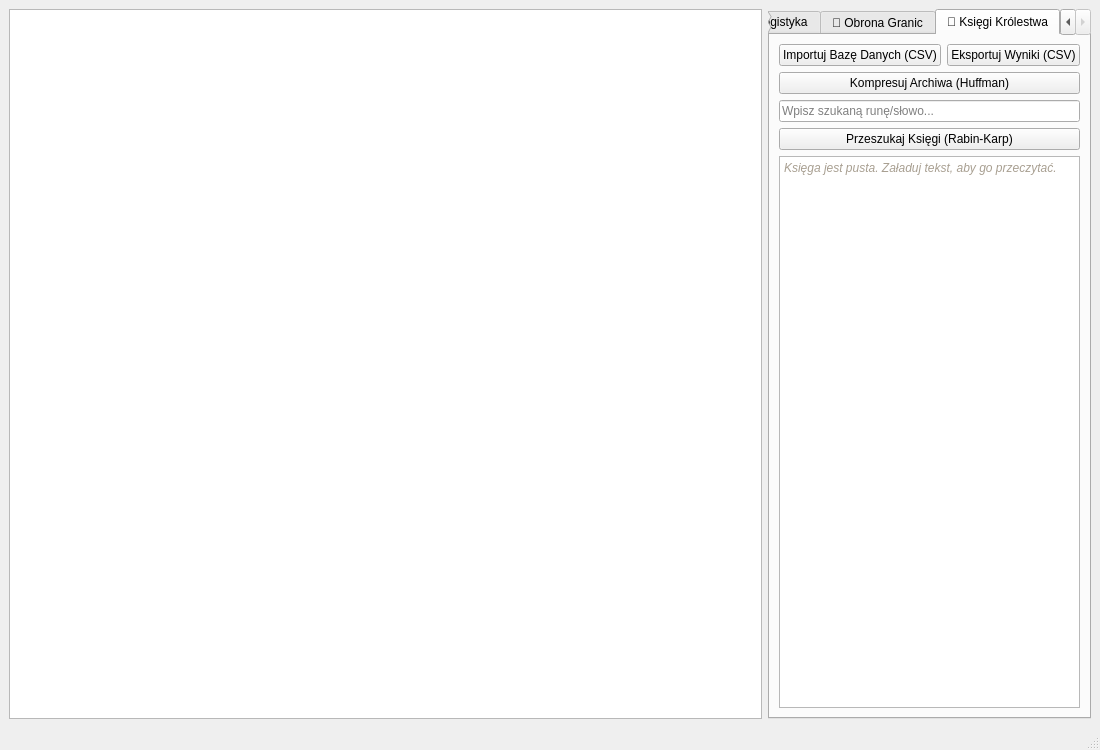
First picture: the form in gui/mainWindow.ui, repository Tevez2137/Projekt_ASD2, before the edit.
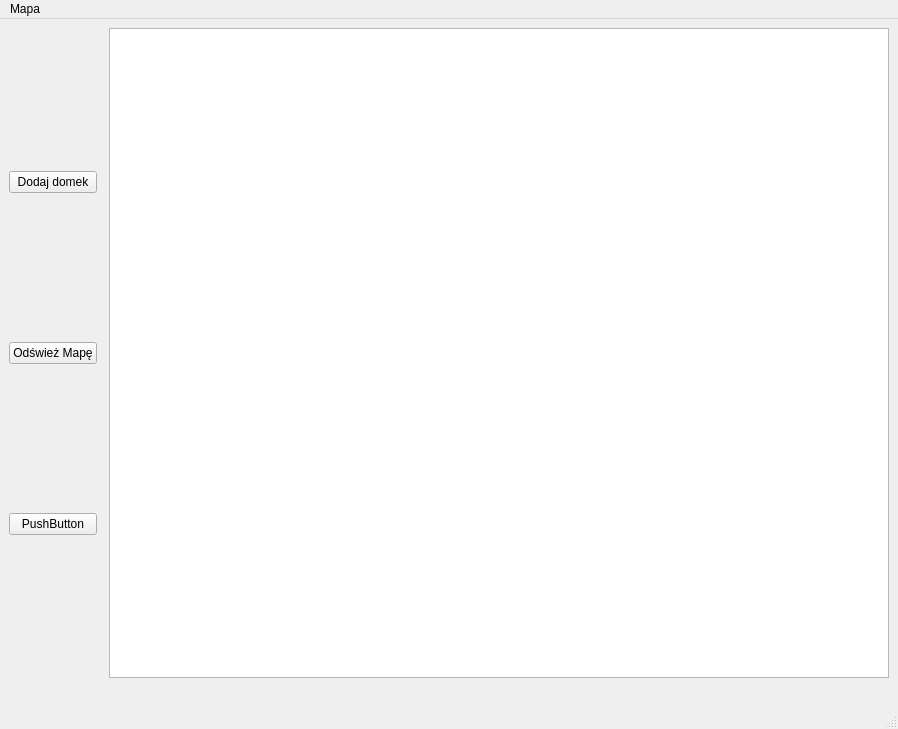
Second picture: the form after the edit. The open tabs and pages were chosen to show the change.

Commit message:
Revert "zmiany w gui"
This reverts commit b9d7b95b60885bd6549373a4ee1876fd0cc6a30f.

What changed in the file:
```diff
--- a/gui/mainWindow.ui
+++ b/gui/mainWindow.ui
@@ -6,172 +6,71 @@
    <rect>
     <x>0</x>
     <y>0</y>
-    <width>1100</width>
-    <height>750</height>
+    <width>898</width>
+    <height>729</height>
    </rect>
   </property>
   <property name="windowTitle">
-   <string>Królestwo Krasnoludków - Panel Dowodzenia</string>
+   <string>Statystyki Królestwa</string>
+  </property>
+  <property name="autoFillBackground">
+   <bool>false</bool>
   </property>
   <widget class="QWidget" name="centralwidget">
-   <layout class="QHBoxLayout" name="horizontalLayout">
-    
-    <!-- LEWA STRONA: MAPA -->
-    <item>
-     <widget class="QGraphicsView" name="map">
-      <property name="sizePolicy">
-       <sizepolicy hsizetype="Expanding" vsizetype="Expanding">
-        <horstretch>3</horstretch>
-        <verstretch>0</verstretch>
-       </sizepolicy>
-      </property>
-     </widget>
+   <layout class="QGridLayout" name="gridLayout">
+    <item row="4" column="6">
+     <widget class="QGraphicsView" name="map"/>
     </item>
-
-    <!-- PRAWA STRONA: ZAKŁADKI (TABS) -->
-    <item>
-     <widget class="QTabWidget" name="tabWidget">
-      <property name="sizePolicy">
-       <sizepolicy hsizetype="Expanding" vsizetype="Expanding">
-        <horstretch>1</horstretch>
-        <verstretch>0</verstretch>
-       </sizepolicy>
+    <item row="4" column="3">
+     <layout class="QGridLayout" name="navbar">
+      <item row="3" column="0">
+       <widget class="QPushButton" name="pushButton_2">
+        <property name="text">
+         <string>PushButton</string>
+        </property>
+       </widget>
+      </item>
+      <item row="2" column="0">
+       <widget class="QPushButton" name="odswiezMape">
+        <property name="text">
+         <string>Odśwież Mapę</string>
+        </property>
+       </widget>
+      </item>
+      <item row="1" column="0">
+       <widget class="QPushButton" name="btnDodajDomek">
+        <property name="text">
+         <string>Dodaj domek</string>
+        </property>
+       </widget>
+      </item>
+     </layout>
+    </item>
+    <item row="5" column="5" colspan="2">
+     <widget class="QLabel" name="statusBar">
+      <property name="text">
+       <string/>
       </property>
-      <property name="currentIndex">
-       <number>0</number>
-      </property>
-
-      <!-- ZAKŁADKA 1: LOGISTYKA (Wydobycie i Kopalnie) -->
-      <widget class="QWidget" name="tab_logistyka">
-       <attribute name="title">
-        <string>⛏️ Logistyka</string>
-       </attribute>
-       <layout class="QVBoxLayout" name="verticalLayout_1">
-        <item>
-         <widget class="QLabel" name="labelLogistykaTytul">
-          <property name="text">
-           <string>&lt;html&gt;&lt;head/&gt;&lt;body&gt;&lt;p align=&quot;center&quot;&gt;&lt;span style=&quot; font-size:14pt; font-weight:600; color:#d4af37;&quot;&gt;Zarządzanie Owsianką&lt;/span&gt;&lt;/p&gt;&lt;/body&gt;&lt;/html&gt;</string>
-          </property>
-         </widget>
-        </item>
-        <item>
-         <widget class="QPushButton" name="btnDodajDomek">
-          <property name="text"><string>Wznieś Nowy Domek</string></property>
-         </widget>
-        </item>
-        <item>
-         <widget class="QPushButton" name="odswiezMape">
-          <property name="text"><string>Zbadaj Teren (Odśwież)</string></property>
-         </widget>
-        </item>
-        <item>
-         <widget class="QPushButton" name="btnUruchomMCMF">
-          <property name="text"><string>Oblicz Trasy Wydobycia (MCMF)</string></property>
-         </widget>
-        </item>
-        <item>
-         <spacer name="verticalSpacer_1">
-          <property name="orientation"><enum>Qt::Vertical</enum></property>
-          <property name="sizeHint" stdset="0"><size><width>20</width><height>40</height></size></property>
-         </spacer>
-        </item>
-       </layout>
-      </widget>
-
-      <!-- ZAKŁADKA 2: OBRONA GRANIC (Salwa i Otoczka) -->
-      <widget class="QWidget" name="tab_obrona">
-       <attribute name="title">
-        <string>🏹 Obrona Granic</string>
-       </attribute>
-       <layout class="QVBoxLayout" name="verticalLayout_2">
-        <item>
-         <widget class="QLabel" name="labelObronaTytul">
-          <property name="text">
-           <string>&lt;html&gt;&lt;head/&gt;&lt;body&gt;&lt;p align=&quot;center&quot;&gt;&lt;span style=&quot; font-size:14pt; font-weight:600; color:#d4af37;&quot;&gt;System Wczesnego Ostrzegania&lt;/span&gt;&lt;/p&gt;&lt;/body&gt;&lt;/html&gt;</string>
-          </property>
-         </widget>
-        </item>
-        <item>
-         <widget class="QLabel" name="label_od">
-          <property name="text"><string>Początek odcinka ataku:</string></property>
-         </widget>
-        </item>
-        <item>
-         <widget class="QSpinBox" name="spin_od"/>
-        </item>
-        <item>
-         <widget class="QLabel" name="label_do">
-          <property name="text"><string>Koniec odcinka ataku:</string></property>
-         </widget>
-        </item>
-        <item>
-         <widget class="QSpinBox" name="spin_do"/>
-        </item>
-        <item>
-         <widget class="QPushButton" name="btn_atak">
-          <property name="text"><string>Wezwij Dekametrowców!</string></property>
-         </widget>
-        </item>
-        <item>
-         <spacer name="verticalSpacer_2">
-          <property name="orientation"><enum>Qt::Vertical</enum></property>
-          <property name="sizeHint" stdset="0"><size><width>20</width><height>40</height></size></property>
-         </spacer>
-        </item>
-       </layout>
-      </widget>
-
-      <!-- ZAKŁADKA 3: KSIĘGI (Kompresja i Szukanie) -->
-      <widget class="QWidget" name="tab_ksiegi">
-       <attribute name="title">
-        <string>📜 Księgi Królestwa</string>
-       </attribute>
-       <layout class="QVBoxLayout" name="verticalLayout_3">
-        <item>
-         <layout class="QHBoxLayout" name="horizontalLayout_import_eksport">
-          <item>
-           <widget class="QPushButton" name="btn_import_csv">
-            <property name="text"><string>Importuj Bazę Danych (CSV)</string></property>
-           </widget>
-          </item>
-          <item>
-           <widget class="QPushButton" name="btn_eksport_csv">
-            <property name="text"><string>Eksportuj Wyniki (CSV)</string></property>
-           </widget>
-          </item>
-         </layout>
-        </item>
-        <item>
-         <widget class="QPushButton" name="btn_kompresja">
-          <property name="text"><string>Kompresuj Archiwa (Huffman)</string></property>
-         </widget>
-        </item>
-        <item>
-         <widget class="QLineEdit" name="input_szukaj">
-          <property name="placeholderText"><string>Wpisz szukaną runę/słowo...</string></property>
-         </widget>
-        </item>
-        <item>
-         <widget class="QPushButton" name="btn_szukaj">
-          <property name="text"><string>Przeszukaj Księgi (Rabin-Karp)</string></property>
-         </widget>
-        </item>
-        <item>
-         <widget class="QTextBrowser" name="textBrowser_ksiegi">
-          <property name="html">
-           <string>&lt;html&gt;&lt;head/&gt;&lt;body&gt;&lt;p style=&quot;color:#a89f91; font-style:italic;&quot;&gt;Księga jest pusta. Załaduj tekst, aby go przeczytać.&lt;/p&gt;&lt;/body&gt;&lt;/html&gt;</string>
-          </property>
-         </widget>
-        </item>
-       </layout>
-      </widget>
-
      </widget>
     </item>
-
    </layout>
   </widget>
-  
+  <widget class="QMenuBar" name="menubar">
+   <property name="geometry">
+    <rect>
+     <x>0</x>
+     <y>0</y>
+     <width>898</width>
+     <height>30</height>
+    </rect>
+   </property>
+   <widget class="QMenu" name="menu">
+    <property name="title">
+     <string>Mapa</string>
+    </property>
+   </widget>
+   <addaction name="menu"/>
+  </widget>
   <widget class="QStatusBar" name="statusbar"/>
  </widget>
  <resources/>
```
Left out of the diff: 3 changed lines with no effect on the pictures. The commit also changes 5 other files.
